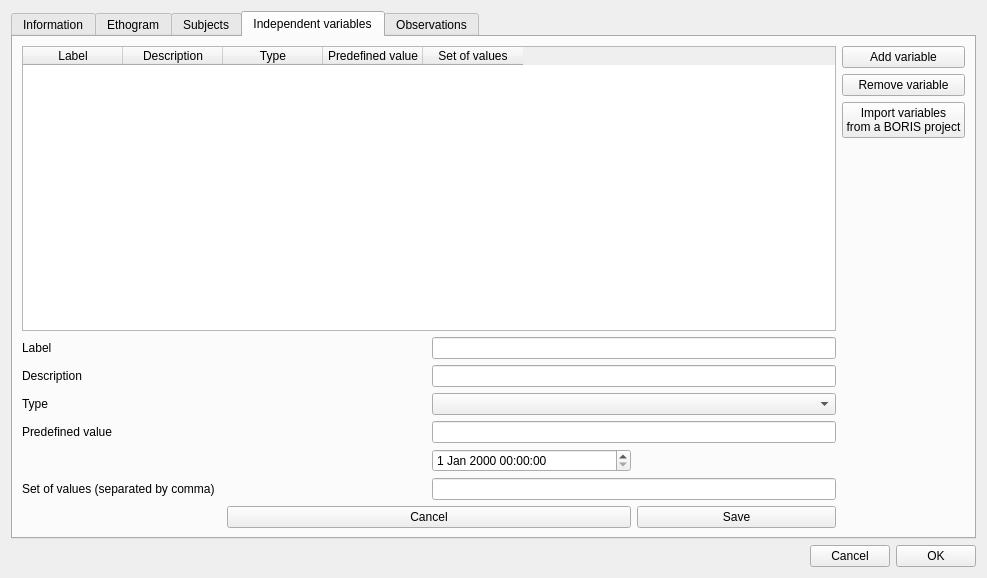
The window that project.ui (olivierfriard/BORIS) describes before a commit, drawn with Qt 5.
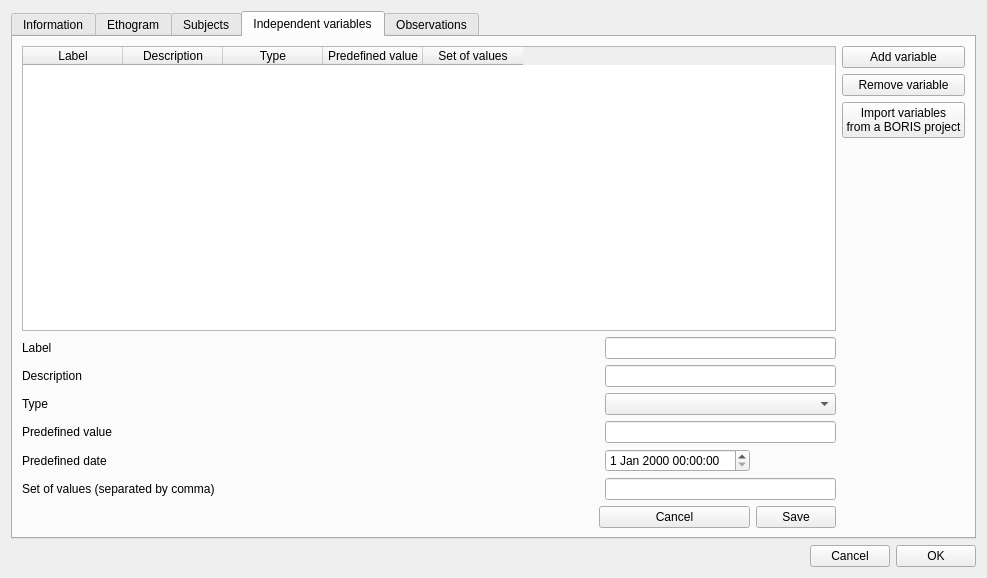
The same window after the commit.

What changed in the file:
```diff
--- a/project.ui
+++ b/project.ui
@@ -511,6 +511,26 @@
                <item row="4" column="2">
                 <widget class="QDateTimeEdit" name="dte_default_date"/>
                </item>
+               <item row="4" column="0">
+                <widget class="QLabel" name="label_9">
+                 <property name="text">
+                  <string>Predefined date</string>
+                 </property>
+                </widget>
+               </item>
+               <item row="7" column="0">
+                <spacer name="horizontalSpacer_2">
+                 <property name="orientation">
+                  <enum>Qt::Horizontal</enum>
+                 </property>
+                 <property name="sizeHint" stdset="0">
+                  <size>
+                   <width>40</width>
+                   <height>20</height>
+                  </size>
+                 </property>
+                </spacer>
+               </item>
               </layout>
              </item>
             </layout>
```
